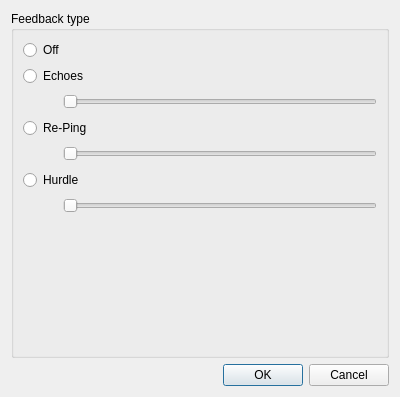
Meisterschueler/meisterschueler-qt, file gui/feedbackdialog.ui: the form before one commit.
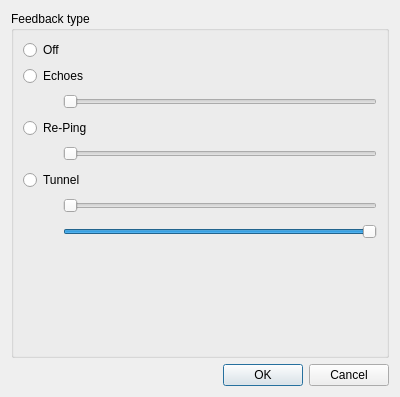
The form after the commit.

Commit message: From Hurdle to Tunnel

Patch:
```diff
--- a/gui/feedbackdialog.ui
+++ b/gui/feedbackdialog.ui
@@ -104,7 +104,7 @@
       <item>
        <widget class="QRadioButton" name="radioButtonHurdle">
         <property name="text">
-         <string>Hurdle</string>
+         <string>Tunnel</string>
         </property>
        </widget>
       </item>
@@ -138,6 +138,39 @@
         </item>
        </layout>
       </item>
+      <item>
+       <layout class="QHBoxLayout" name="horizontalLayout_4">
+        <item>
+         <spacer name="horizontalSpacer_4">
+          <property name="orientation">
+           <enum>Qt::Horizontal</enum>
+          </property>
+          <property name="sizeType">
+           <enum>QSizePolicy::Fixed</enum>
+          </property>
+          <property name="sizeHint" stdset="0">
+           <size>
+            <width>40</width>
+            <height>20</height>
+           </size>
+          </property>
+         </spacer>
+        </item>
+        <item>
+         <widget class="QSlider" name="horizontalSliderTunnelMax">
+          <property name="maximum">
+           <number>127</number>
+          </property>
+          <property name="value">
+           <number>127</number>
+          </property>
+          <property name="orientation">
+           <enum>Qt::Horizontal</enum>
+          </property>
+         </widget>
+        </item>
+       </layout>
+      </item>
       <item>
        <spacer name="verticalSpacer">
         <property name="orientation">
```
Left out of the diff: 8 changed lines with no effect on the pictures. The commit also changes 4 other files.
